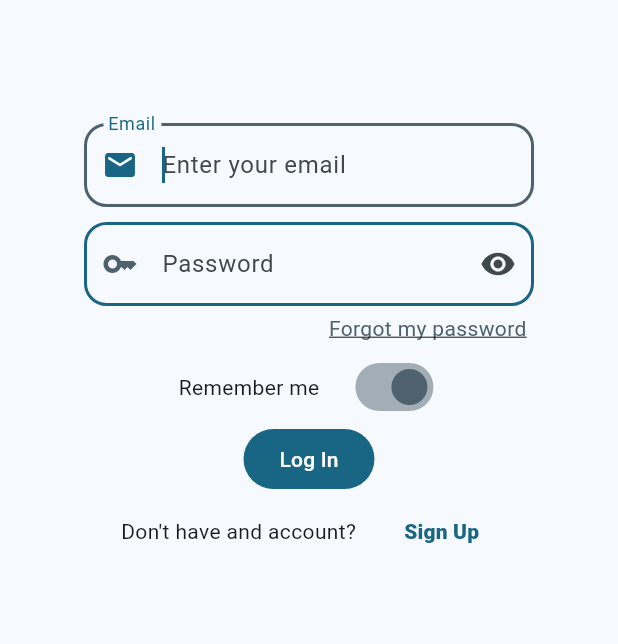
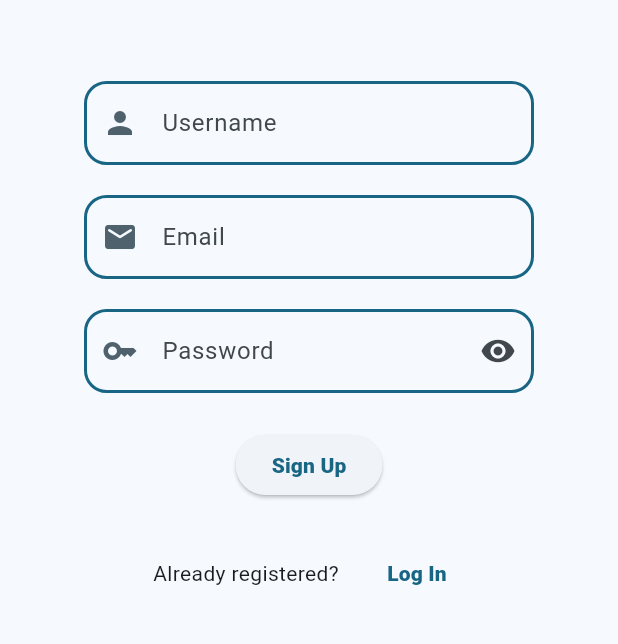
Before and after one commit to oorbea/appTareas_frontend, a Flutter app: the screen it shows after launch, after a tap on "Sign Up", on a phone screen of 412 x 824 dp, the part 417-1061 px from its top. Run offline on Flutter 3.47's test engine with Material 3 defaults, Android fonts, the light colour scheme and no system bars.

Commit message:
Auth User Navigation Routes Completed
Navigation Routes for the main Auth User screen completed. Made some
improvements in the UI too.

```diff
--- a/lib/api/api.dart
+++ b/lib/api/api.dart
@@ -0,0 +1 @@
+import 'package:http/http.dart' as http;
--- a/lib/main.dart
+++ b/lib/main.dart
@@ -2,7 +2,6 @@ import 'package:flutter/material.dart';
 // Include the Google Fonts package to provide more text format options
 // https://pub.dev/packages/google_fonts
 import 'pages/login_page.dart';
-import 'api/api.dart';
 
 
 void main() {
@@ -16,7 +15,6 @@ void main() {
             seedColor: Colors.lightBlue.shade300,
           ),
         ),
-
         home: Scaffold(
             body: SafeArea(
               child: LoginPage(),
--- a/lib/pages/forgotPassword.dart
+++ /dev/null
@@ -1,17 +0,0 @@
-import 'package:flutter/material.dart';
-
-class ForgotPasswordPage extends StatefulWidget {
-  const ForgotPasswordPage({super.key});
-
-  @override
-  State<ForgotPasswordPage> createState() => _ForgotPasswordPageState();
-}
-
-class _ForgotPasswordPageState extends State<ForgotPasswordPage> {
-  @override
-  Widget build(BuildContext context) {
-    return TextButton(
-      onPressed: () => {Navigator.pop(context)},
-      child: Text("GO BACK"));
-  }
-}
--- /dev/null
+++ b/lib/pages/forgot_password.dart
@@ -0,0 +1,33 @@
+import 'package:flutter/material.dart';
+
+class ForgotPasswordPage extends StatefulWidget {
+  const ForgotPasswordPage({super.key});
+
+  @override
+  State<ForgotPasswordPage> createState() => _ForgotPasswordPageState();
+}
+
+class _ForgotPasswordPageState extends State<ForgotPasswordPage> {
+  @override
+  Widget build(BuildContext context) {
+    return Scaffold(
+      body: Center(
+        child: Column(
+          mainAxisAlignment: MainAxisAlignment.center,
+          children: [
+            Text(
+              "Hemos enviado un correo de verificación a "
+            ),
+            TextButton(
+              onPressed: () => {
+                Navigator.pop(context)
+              },
+
+              child: Text("Back to Log In"),
+            )
+          ],
+        ),
+      ),
+    );
+  }
+}
--- a/lib/pages/login_page.dart
+++ b/lib/pages/login_page.dart
@@ -1,8 +1,9 @@
 import 'package:flutter/material.dart';
-import 'forgotPassword.dart';
+import '../widgets/custom_text_field.dart';
+import 'forgot_password.dart';
+import 'register_page.dart';
 
-
-class LoginPage extends StatelessWidget{
+class LoginPage extends StatelessWidget {
   const LoginPage({super.key});
 
   @override
@@ -20,7 +21,7 @@ class LoginPage extends StatelessWidget{
                     mainAxisAlignment: MainAxisAlignment.center,
                     children: const [
                       _Logo(),
-                      _FormContent(),
+                      _LoginForm(),
                     ],
                   ),
                 )
@@ -32,7 +33,7 @@ class LoginPage extends StatelessWidget{
                     crossAxisAlignment: CrossAxisAlignment.center,
                     children: [
                       _Logo(),
-                    _FormContent(),
+                      _LoginForm(),
                     ],
                   ),
                 ),
@@ -42,8 +43,7 @@ class LoginPage extends StatelessWidget{
   }
 }
 
-
-class _Logo extends StatelessWidget{
+class _Logo extends StatelessWidget {
   const _Logo();
 
   @override
@@ -54,11 +54,9 @@ class _Logo extends StatelessWidget{
     return Column(
       mainAxisAlignment: MainAxisAlignment.center,
       children: [
-        Image.asset(
-          'assets/icon.png',
-          width: isSmallScreen? 100 : 200,
-          height: isSmallScreen? 100: 200
-        ),
+        Image.asset('assets/icon.png',
+            width: isSmallScreen ? 100 : 200,
+            height: isSmallScreen ? 100 : 200),
         Padding(
           padding: EdgeInsets.symmetric(vertical: 30.0),
           child: Text(
@@ -72,37 +70,37 @@ class _Logo extends StatelessWidget{
                     ?.copyWith(color: Colors.black87),
           ),
         )
-
       ],
     );
   }
 }
 
-class _FormContent extends StatefulWidget {
-  const _FormContent();
+class _LoginForm extends StatefulWidget {
+  const _LoginForm();
 
   @override
-  State<_FormContent> createState() => __FormContentState();
+  State<_LoginForm> createState() => __LoginFormState();
 }
 
-class __FormContentState extends State<_FormContent> {
-
+class __LoginFormState extends State<_LoginForm> {
   @override
   Widget build(BuildContext context) {
     return Container(
-      constraints: BoxConstraints(maxHeight: 400),
+      constraints: BoxConstraints(maxHeight: 350),
       child: Column(
-        mainAxisAlignment: MainAxisAlignment.center, // Centra verticalmente
+        mainAxisAlignment: MainAxisAlignment.spaceAround, // Centra verticalmente
         crossAxisAlignment: CrossAxisAlignment.center,
         children: [
           _TextFields(),
+          Column(
+            children: [
               Wrap(
                 alignment: WrapAlignment.center,
                 spacing: 20.0,
                 crossAxisAlignment: WrapCrossAlignment.center,
                 children: [
                   const Text("Remember me"),
-              SwitchExample(),
+                  RememberMeSwitch(),
                 ],
               ),
               LoginButton(),
@@ -112,8 +110,10 @@ class __FormContentState extends State<_FormContent> {
                 crossAxisAlignment: WrapCrossAlignment.center,
                 runAlignment: WrapAlignment.center,
                 children: [
-              const Text("Don't have and account?"),
+                  const Text("Don't have an account?"),
                   RegisterButton(),
+                ],
+              ),
             ],
           ),
         ],
@@ -121,6 +121,7 @@ class __FormContentState extends State<_FormContent> {
     );
   }
 }
+
 class _TextFields extends StatefulWidget {
   const _TextFields();
 
@@ -129,13 +130,11 @@ class _TextFields extends StatefulWidget {
 }
 
 class __TextFieldsState extends State<_TextFields> {
-  // Create a TextController and use it to retrieve the input from the TextField
   final emailController = TextEditingController();
   final passwordController = TextEditingController();
-  bool _isObscured = true;
+
   @override
   void dispose() {
-    // Clean up the controller when the widget is disposed.
     emailController.dispose();
     passwordController.dispose();
     super.dispose();
@@ -145,102 +144,30 @@ class __TextFieldsState extends State<_TextFields> {
   Widget build(BuildContext context) {
     return Column(
       children: [
-        Container(
-          constraints: BoxConstraints(
-            maxHeight: 70,
-            maxWidth: 300,
+        CustomTextField(
+          label: "Email",
+          icon: Icons.email_rounded,
+          controller: emailController,
         ),
-          child: Flexible(
-            child: TextField(
-              autofocus: true,
-              decoration: InputDecoration(
-                prefixIcon: Icon(Icons.email_rounded),
-                prefixIconColor: WidgetStateColor.fromMap(
-                  <WidgetStatesConstraint, Color>{
-                    WidgetState.focused: Theme.of(context).colorScheme.primary,
-                    WidgetState.any: Theme.of(context).colorScheme.secondary,
-                  },
-                ),
-                border: OutlineInputBorder(
-                  borderRadius: BorderRadius.all(Radius.circular(15.0)),
-                  borderSide: BorderSide(color: Colors.grey),
-                ),
-                enabledBorder: OutlineInputBorder(
-                  borderRadius: BorderRadius.all(Radius.circular(15.0)),
-                  borderSide: BorderSide(color: Theme.of(context).colorScheme.primary, width: 2),
-                ),
-                focusedBorder: OutlineInputBorder(
-                  borderRadius: BorderRadius.all(Radius.circular(15.0)),
-                  borderSide: BorderSide(color: Theme.of(context).colorScheme.secondary, width: 2),
-                ),
-                hintText: 'Enter your email',
-                labelText: 'Email',
-              ),
-              controller: emailController,
-            )
-          ),
-        ),
-        ConstrainedBox(
-          constraints: BoxConstraints(minHeight:10.0, maxHeight: 40.0),
+        const SizedBox(height: 20),
+        CustomTextField(
+          label: "Password",
+          icon: Icons.key,
+          controller: passwordController,
+          isPassword: true,
         ),
         Container(
-          constraints: BoxConstraints(
-            maxHeight: 70,
-            maxWidth: 300,
-          ),
-          child: Flexible(
-            child: TextField(
-              // Controls if the password is hidden
-              obscureText: _isObscured,
-              decoration: InputDecoration(
-                prefixIcon: Icon(Icons.key),
-                prefixIconColor: WidgetStateColor.fromMap(
-                  <WidgetStatesConstraint, Color>{
-                    WidgetState.focused: Theme.of(context).colorScheme.primary,
-                    WidgetState.any: Theme.of(context).colorScheme.secondary,
-                  },
-                ),
-                // Manage if the password is visible or isn't
-                suffixIcon: IconButton(
-                  icon: Icon(_isObscured ? Icons.visibility : Icons.visibility_off),
-                  onPressed: () {
-                    setState(() {
-                      _isObscured = !_isObscured;
-                    });
-                  },
-                ),
-                border: OutlineInputBorder(
-                  borderRadius: BorderRadius.all(Radius.circular(15.0)),
-                  borderSide: BorderSide(color: Colors.grey),
-                ),
-                enabledBorder: OutlineInputBorder(
-                  borderRadius: BorderRadius.all(Radius.circular(15.0)),
-                  borderSide: BorderSide(color: Theme.of(context).colorScheme.primary, width: 2),
-                ),
-                focusedBorder: OutlineInputBorder(
-                  borderRadius: BorderRadius.all(Radius.circular(15.0)),
-                  borderSide: BorderSide(color: Theme.of(context).colorScheme.secondary, width: 2),
-                ),
-                hintText: 'Enter your password',
-                labelText: 'Password',
-              ),
-              controller: passwordController,
-            )
-          ),
-        ),
-        Container(
-          constraints: BoxConstraints(
-            maxWidth: 300,
-          ),
+          constraints: const BoxConstraints(maxWidth: 300),
           child: Padding(
-              padding: EdgeInsets.all(5.0),
+            padding: const EdgeInsets.all(5.0),
             child: Align(
-                alignment: Alignment.centerRight, // Lo coloca a la derecha
+              alignment: Alignment.centerRight,
               child: GestureDetector(
                 onTap: () {
                   Navigator.push(
                     context,
-                      MaterialPageRoute(builder: (context) => const ForgotPasswordPage()),
+                    MaterialPageRoute(
+                        builder: (context) => const ForgotPasswordPage()),
                   );
                 },
                 child: Text(
@@ -252,32 +179,33 @@ class __TextFieldsState extends State<_TextFields> {
                 ),
               ),
             ),
-            )
+          ),
         ),
       ],
     );
   }
 }
-class SwitchExample extends StatefulWidget {
-  const SwitchExample({super.key});
+
+class RememberMeSwitch extends StatefulWidget {
+  const RememberMeSwitch({super.key});
 
   @override
-  State<SwitchExample> createState() => _SwitchExampleState();
+  State<RememberMeSwitch> createState() => _RememberMeSwitchState();
 }
 
-class _SwitchExampleState extends State<SwitchExample> {
-  bool light = true;
+class _RememberMeSwitchState extends State<RememberMeSwitch> {
+  bool rememberMe = false;
 
   @override
   Widget build(BuildContext context) {
     return Switch(
       // This bool value toggles the switch.
-      value: light,
-      activeColor: Theme.of(context).colorScheme.secondary,
+      value: rememberMe,
+      activeColor: Theme.of(context).colorScheme.primary,
       onChanged: (bool value) {
         // This is called when the user toggles the switch.
         setState(() {
-          light = value;
+          rememberMe = value;
         });
       },
     );
@@ -294,7 +222,7 @@ class LoginButton extends StatefulWidget {
 class _LoginButtonState extends State<LoginButton> {
   @override
   Widget build(BuildContext context) {
-    return FilledButton(onPressed:  () => {}, child: const Text('Log In'));
+    return FilledButton(onPressed: () => {}, child: const Text('Log In'));
   }
 }
 
@@ -309,14 +237,14 @@ class _RegisterButtonState extends State<RegisterButton> {
   @override
   Widget build(BuildContext context) {
     return TextButton(
-      onPressed: () => {},
+      onPressed: () => {
+        Navigator.push(context,
+            MaterialPageRoute(builder: (context) => const RegisterPage()))
+      },
       child: Text("Sign Up",
           style: TextStyle(
             fontWeight: FontWeight.w900,
-        )
-
-      ),
-
+          )),
     );
   }
 }
--- /dev/null
+++ b/lib/pages/register_page.dart
@@ -0,0 +1,211 @@
+import 'package:flutter/material.dart';
+import '../widgets/custom_text_field.dart';
+
+class RegisterPage extends StatelessWidget{
+  const RegisterPage({super.key});
+
+  @override
+  Widget build(BuildContext context) {
+    return Scaffold(
+      body: LayoutBuilder(
+        builder: (context, constraints) {
+          bool isSmallScreen = constraints.maxWidth < 600;
+
+          return Center(
+              child: isSmallScreen
+                // Small Screens: Return a column
+                ? SingleChildScrollView(
+                    child: Column(
+                      mainAxisSize: MainAxisSize.min,
+                      mainAxisAlignment: MainAxisAlignment.center,
+                      children: const [
+                        _Logo(),
+                        _RegisterForm(),
+                      ],
+                  ),
+                )
+                // Big Screens: Return a Row with the logo and the register form
+                : Container(
+                  constraints: BoxConstraints(maxWidth: 1000, maxHeight: 600),
+                  child: Row(
+                    mainAxisAlignment: MainAxisAlignment.spaceEvenly,
+                    crossAxisAlignment: CrossAxisAlignment.center,
+                    children: [
+                      _Logo(),
+                      _RegisterForm(),
+                    ],
+                  ),
+                ),
+          );
+        },
+      ),
+    );
+  }
+}
+
+
+class _Logo extends StatelessWidget{
+  const _Logo();
+
+  @override
+  Widget build(BuildContext context) {
+    // Check if we have an small screen
+    final bool isSmallScreen = MediaQuery.of(context).size.width < 600;
+
+    return Column(
+      mainAxisAlignment: MainAxisAlignment.center,
+      children: [
+        Image.asset(
+          'assets/icon.png',
+          width: isSmallScreen? 100 : 200,
+          height: isSmallScreen? 100: 200
+        ),
+        Padding(
+          padding: EdgeInsets.symmetric(vertical: 30.0),
+          child: Text(
+            "Welcome to PrioritEase!",
+            textAlign: TextAlign.center,
+            style: isSmallScreen
+                ? Theme.of(context).textTheme.headlineSmall
+                : Theme.of(context)
+                    .textTheme
+                    .headlineMedium
+                    ?.copyWith(color: Colors.black87),
+          ),
+        )
+
+      ],
+    );
+  }
+}
+
+class _RegisterForm extends StatefulWidget {
+  const _RegisterForm();
+
+  @override
+  State<_RegisterForm> createState() => __RegisterFormState();
+}
+
+class __RegisterFormState extends State<_RegisterForm> {
+
+  @override
+  Widget build(BuildContext context) {
+    return Container(
+      constraints: BoxConstraints(maxHeight: 400),
+      child: Column(
+        mainAxisAlignment: MainAxisAlignment.spaceEvenly, // Centra verticalmente
+        crossAxisAlignment: CrossAxisAlignment.center,
+        children: [
+          _TextFields(),
+          RegisterButton(),
+          Wrap(
+            alignment: WrapAlignment.center,
+            spacing: 20.0,
+            crossAxisAlignment: WrapCrossAlignment.center,
+            runAlignment: WrapAlignment.center,
+            children: [
+              const Text("Already registered?"),
+              LoginButton(),
+            ],
+          ),
+        ],
+      ),
+    );
+  }
+}
+
+class _TextFields extends StatefulWidget {
+  const _TextFields();
+
+  @override
+  State<_TextFields> createState() => __TextFieldsState();
+}
+
+class __TextFieldsState extends State<_TextFields> {
+  final usernameController = TextEditingController();
+  final emailController = TextEditingController();
+  final passwordController = TextEditingController();
+
+  @override
+  void dispose() {
+    usernameController.dispose();
+    emailController.dispose();
+    passwordController.dispose();
+    super.dispose();
+  }
+
+  @override
+  Widget build(BuildContext context) {
+    return Column(
+      children: [
+        CustomTextField(
+          label: "Username",
+          icon: Icons.person,
+          controller: emailController,
+        ),
+        const SizedBox(height: 20),
+        CustomTextField(
+          label: "Email",
+          icon: Icons.email_rounded,
+          controller: emailController,
+        ),
+        const SizedBox(height: 20),
+        CustomTextField(
+          label: "Password",
+          icon: Icons.key,
+          controller: passwordController,
+          isPassword: true,
+        ),
+      ],
+    );
+  }
+}
+
+
+class RegisterButton extends StatefulWidget {
+  const RegisterButton({super.key});
+
+  @override
+  State<RegisterButton> createState() => _RegisterButtonState();
+}
+
+class _RegisterButtonState extends State<RegisterButton> {
+  @override
+  Widget build(BuildContext context) {
+    return ElevatedButton(
+      onPressed: () => {},
+      child: Text("Sign Up",
+        style: TextStyle(
+          fontWeight: FontWeight.w900,
+        )
+
+      ),
+
+    );
+  }
+}
+
+class LoginButton extends StatefulWidget {
+  const LoginButton({super.key});
+
+  @override
+  State<LoginButton> createState() => _LoginButtonState();
+}
+
+class _LoginButtonState extends State<LoginButton> {
+  @override
+  Widget build(BuildContext context) {
+    return TextButton(
+      onPressed: () => {
+        Navigator.pop(context),
+      },
+      child: Text("Log In",
+        style: TextStyle(
+          fontWeight: FontWeight.w900,
+        )
+
+      ),
+
+    );
+  }
+}
--- /dev/null
+++ b/lib/widgets/custom_text_field.dart
@@ -0,0 +1,70 @@
+import 'package:flutter/material.dart';
+
+class CustomTextField extends StatelessWidget {
+  final String label;
+  final IconData icon;
+  final TextEditingController controller;
+  final bool isPassword;
+
+  const CustomTextField({
+    super.key,
+    required this.label,
+    required this.icon,
+    required this.controller,
+    this.isPassword = false,
+  });
+
+  @override
+  Widget build(BuildContext context) {
+    bool isObscured = isPassword;
+
+    return StatefulBuilder(
+      builder: (context, setState) {
+        return Container(
+          constraints: const BoxConstraints(
+            maxHeight: 70,
+            maxWidth: 300,
+          ),
+          child: TextField(
+            obscureText: isObscured,
+            controller: controller,
+            decoration: InputDecoration(
+              prefixIcon: Icon(icon),
+              prefixIconColor: WidgetStateColor.fromMap(
+                <WidgetStatesConstraint, Color>{
+                  WidgetState.focused: Theme.of(context).colorScheme.primary,
+                  WidgetState.any: Theme.of(context).colorScheme.secondary,
+                },
+              ),
+              border: const OutlineInputBorder(
+                borderRadius: BorderRadius.all(Radius.circular(15.0)),
+                borderSide: BorderSide(color: Colors.grey),
+              ),
+              enabledBorder: OutlineInputBorder(
+                borderRadius: const BorderRadius.all(Radius.circular(15.0)),
+                borderSide: BorderSide(color: Theme.of(context).colorScheme.primary, width: 2),
+              ),
+              focusedBorder: OutlineInputBorder(
+                borderRadius: const BorderRadius.all(Radius.circular(15.0)),
+                borderSide: BorderSide(color: Theme.of(context).colorScheme.secondary, width: 2),
+              ),
+              hintText: 'Enter your $label',
+              labelText: label,
+              // Solo muestra el icono de visibilidad si es un campo de contraseña
+              suffixIcon: isPassword
+                  ? IconButton(
+                      icon: Icon(isObscured ? Icons.visibility : Icons.visibility_off),
+                      onPressed: () {
+                        setState(() {
+                          isObscured = !isObscured;
+                        });
+                      },
+                    )
+                  : null,
+            ),
+          ),
+        );
+      },
+    );
+  }
+}
```
Lines whose indentation alone changed are shown as unchanged.
